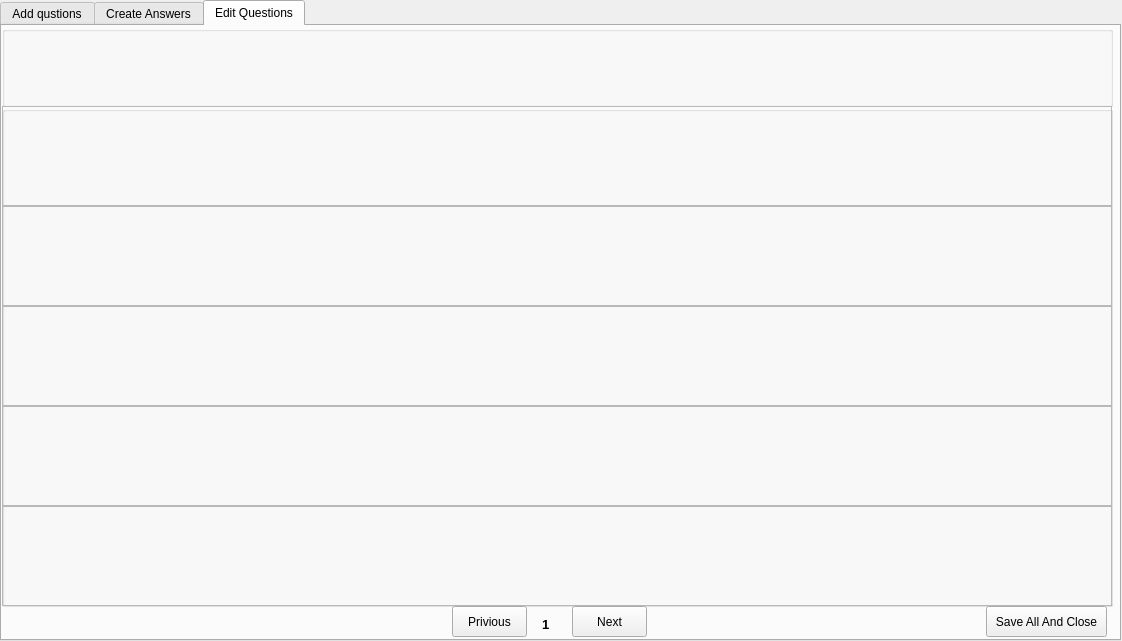
Above: newessaypaper.ui from dkithmal/BinduProjectTeacher before the change. Below: the same form after it.
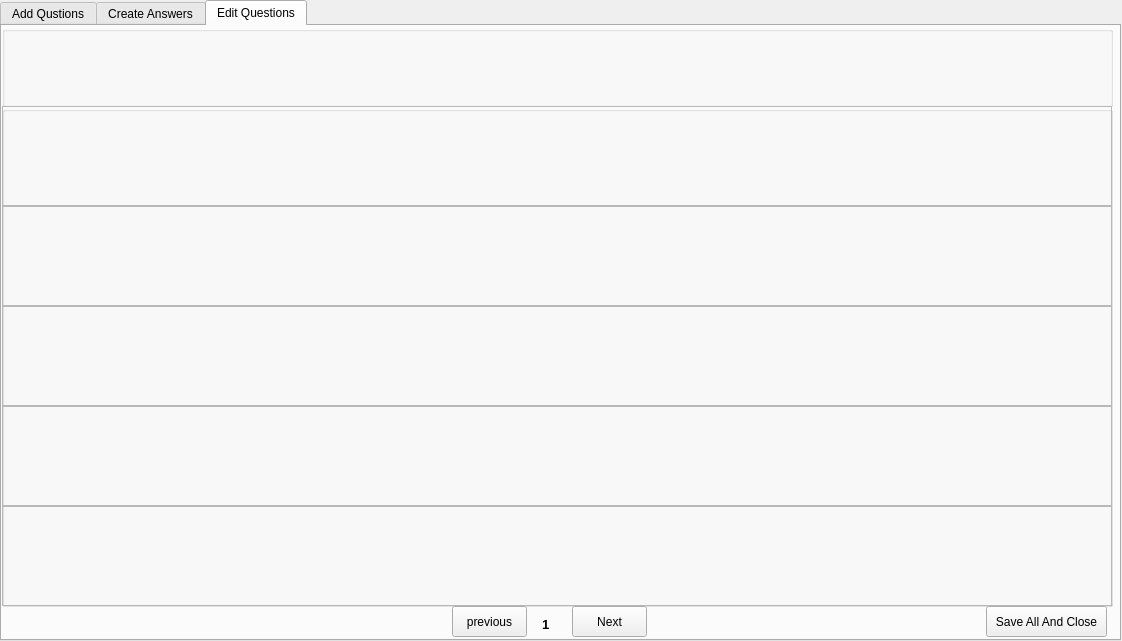
That is the form after the change. The open tabs and pages were chosen to show the change.

```diff
--- a/newessaypaper.ui
+++ b/newessaypaper.ui
@@ -32,7 +32,7 @@
    </property>
    <widget class="QWidget" name="tab">
     <attribute name="title">
-     <string>Add qustions</string>
+     <string>Add Qustions</string>
     </attribute>
     <widget class="QPushButton" name="pBClose">
      <property name="geometry">
@@ -484,7 +484,7 @@
       </rect>
      </property>
      <property name="text">
-      <string>Privious</string>
+      <string>previous</string>
      </property>
     </widget>
    </widget>
```
Left out of the diff: 4 changed lines with no effect on the pictures.
